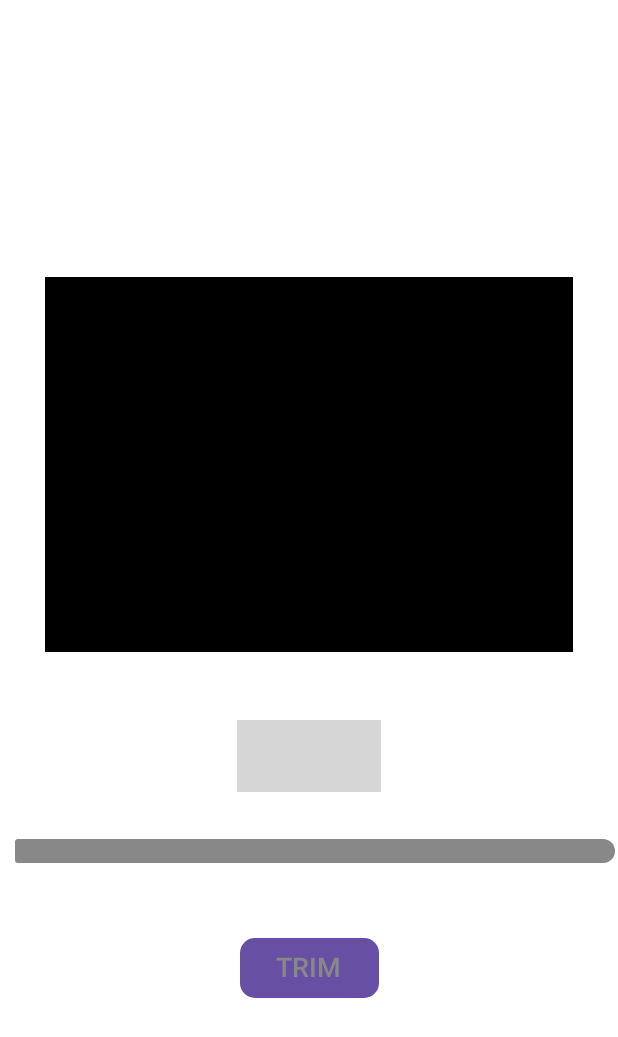
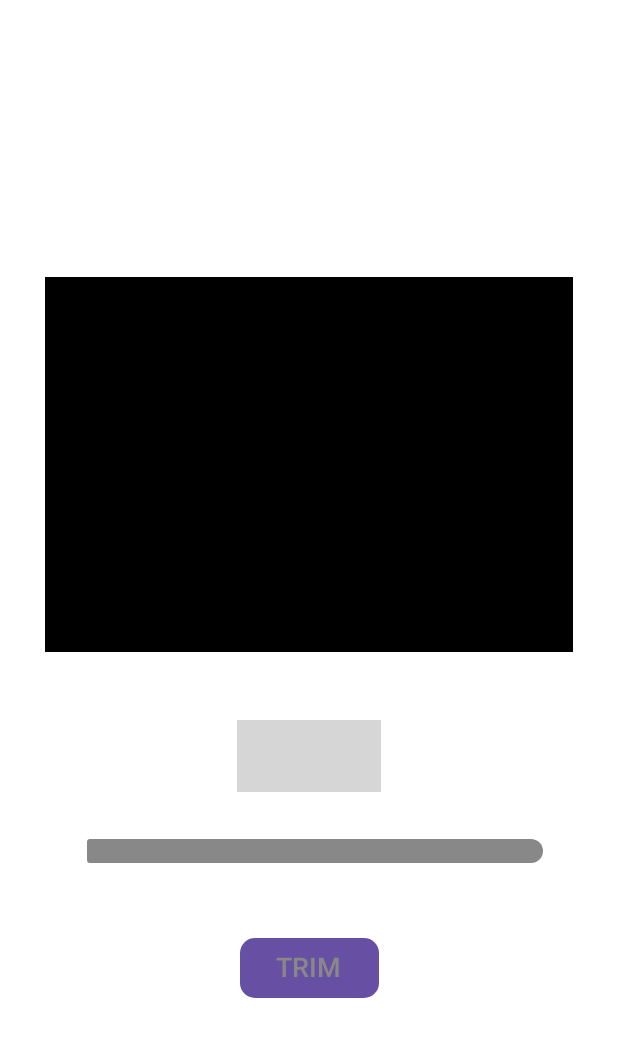
Before and after one commit to tarlanus/Simple-Video-Trimmer, an Android app built with Jetpack Compose: the @Preview function PreviewTrimScreen, on a phone screen of 412 x 824 dp. Shown: the top 1037 px of the screen. Run offline under Robolectric (Android 15) with nearby library versions, the phone set to English and light mode, and no system bars; libraries missing offline, so code that uses them is left out: androidx.hilt.lifecycle; 16 statements that could not run were skipped; grey boxes are pictures that could not be loaded.

Commit message:
fix padding gestures

```diff
--- a/app/src/main/java/com/tarlanus/simplevideotrimmer/presentation/Trim/screen/TrimScreen.kt
+++ b/app/src/main/java/com/tarlanus/simplevideotrimmer/presentation/Trim/screen/TrimScreen.kt
@@ -292,6 +292,7 @@ fun TrimScreen(
 
         RangeSlider(
             state = sliderState,
+            modifier = Modifier.padding(horizontal = 48.dp),
             colors = SliderColors(
                 thumbColor = LocalCustomAccentColors.current.accentButton,
                 activeTickColor = LocalCustomAccentColors.current.accentButton,
```
